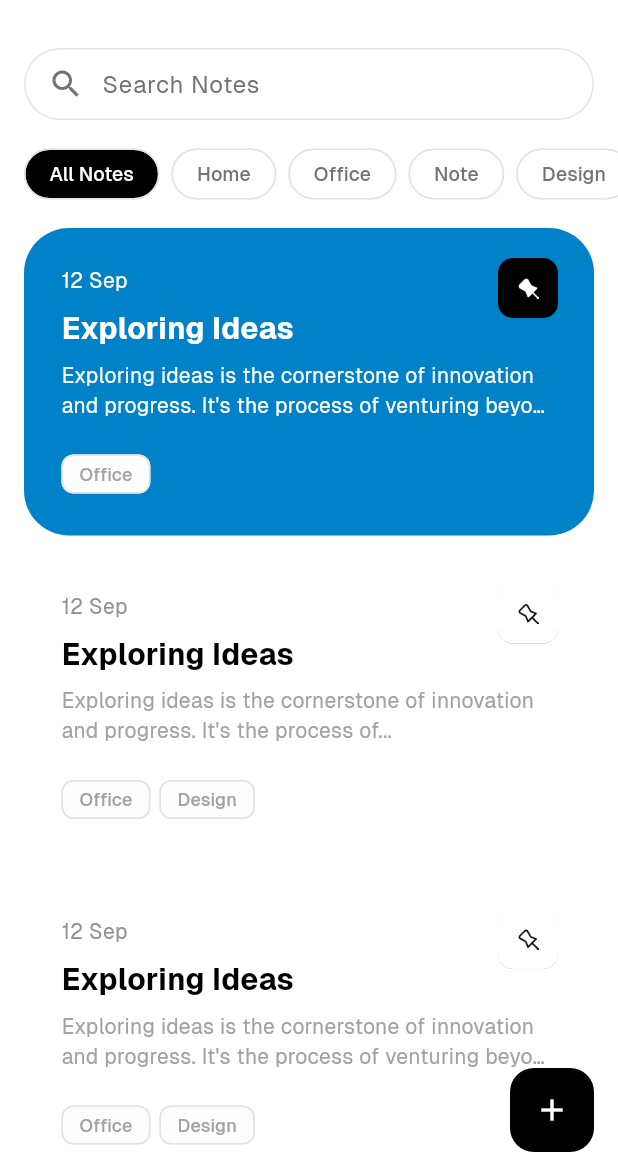
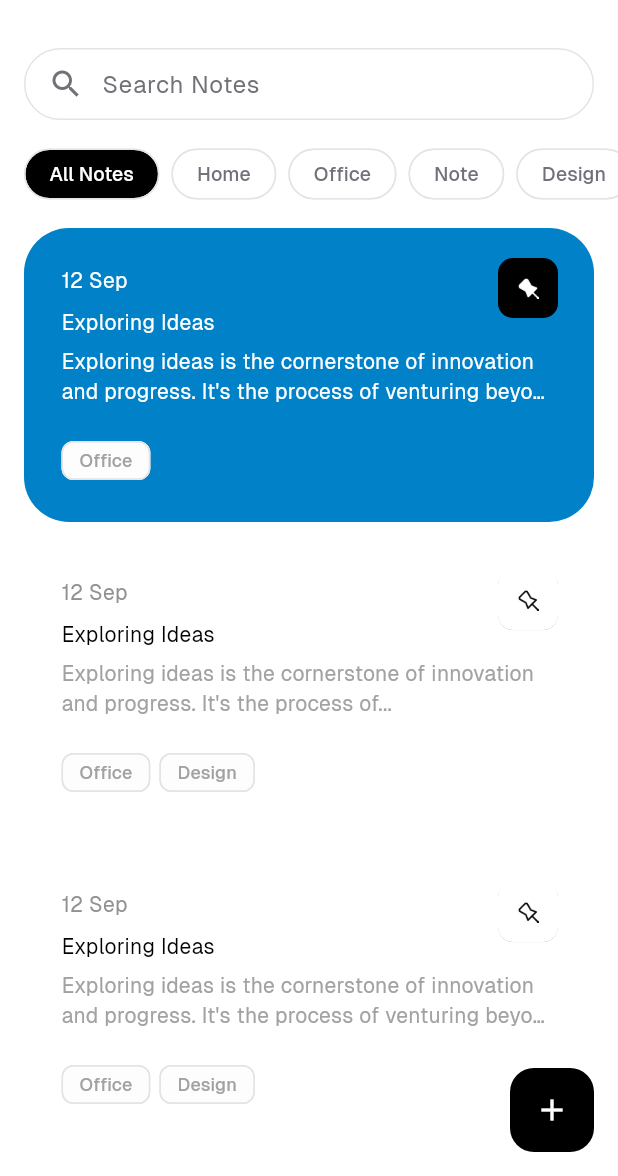
Before and after one commit to mhussainyousof/arfoon_hussain_note_, a Flutter app: the screen it shows after launch, on a phone screen of 412 x 824 dp, the part 60-1236 px from its top. Run offline on Flutter 3.47's test engine with Material 3 defaults, Android fonts, the phone set to English and light mode, and no system bars; our stand-ins replace flutter_svg, isar; accounts and stored records are empty; generated files the repository leaves out were written again; project files that could hold a hidden picture were left out.

```diff
--- a/lib/frontend/features/home/widgets/home_note_card.dart
+++ b/lib/frontend/features/home/widgets/home_note_card.dart
@@ -42,19 +42,21 @@ class NoteCard extends StatelessWidget {
             crossAxisAlignment: CrossAxisAlignment.start,
             children: [
               Text(data.date,
-                  style: AppTextStyles.subtitle.copyWith(
-                      color: data.isPinned
+                  style: TextStyle(
+                     color: data.isPinned
                           ? Colors.white
-                          : const Color(0XFF919191))),
+                          : const Color(0XFF919191)
+                  )),
               const SizedBox(height: 8),
               Text(data.title,
-                  style: AppTextStyles.title.copyWith(color: textColor)),
+                  style: TextStyle(color: textColor)),
               const SizedBox(height: 6),
               Text(
                 data.description,
-                style: AppTextStyles.subtitle.copyWith(
-                    color:
-                        data.isPinned ? Colors.white : const Color(0XFFA2A2A2)),
+                style: TextStyle(
+                  color:
+                        data.isPinned ? Colors.white : const Color(0XFFA2A2A2)
+                ),
                 maxLines: 2,
                 overflow: TextOverflow.ellipsis,
               ),
--- a/lib/theme/note_text_style.dart
+++ /dev/null
@@ -1,26 +0,0 @@
-import 'package:arfoon_note/theme/note_colors.dart';
-import 'package:flutter/material.dart';
-
-class AppTextStyles {
-  static const title = TextStyle(
-    fontSize: 20,
-    fontWeight: FontWeight.bold,
-    color: Colors.black,
-  );
-
-  static const subtitle = TextStyle(
-    fontSize: 14,
-    color: AppColors.greyText,
-  );
-
-  static const cardTitle = TextStyle(
-    fontSize: 16,
-    fontWeight: FontWeight.bold,
-    color: Colors.white,
-  );
-
-  static const cardDescription = TextStyle(
-    fontSize: 14,
-    color: Colors.white,
-  );
-}
--- a/lib/theme/theme.dart
+++ b/lib/theme/theme.dart
@@ -1,2 +1 @@
 export 'note_colors.dart';
-export 'note_text_style.dart';
```
Also changed, not shown: lib/frontend/features/add_note/add_note_view.dart (+25 -11 lines), lib/frontend/features/drawer/drawer.dart (+27 -6 lines), lib/frontend/features/welcom_dialog/welcom_dialgo.dart (+19 -7 lines).
